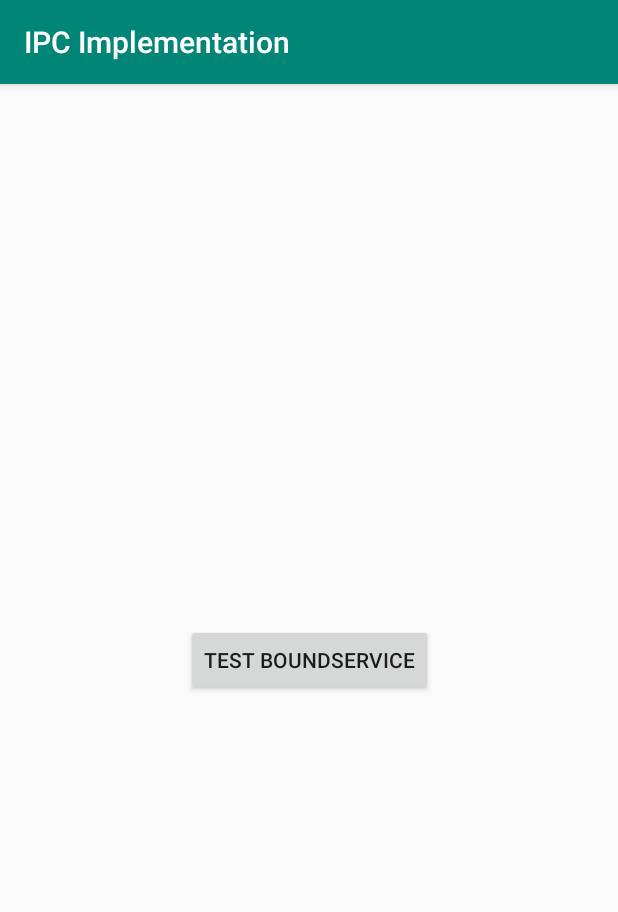
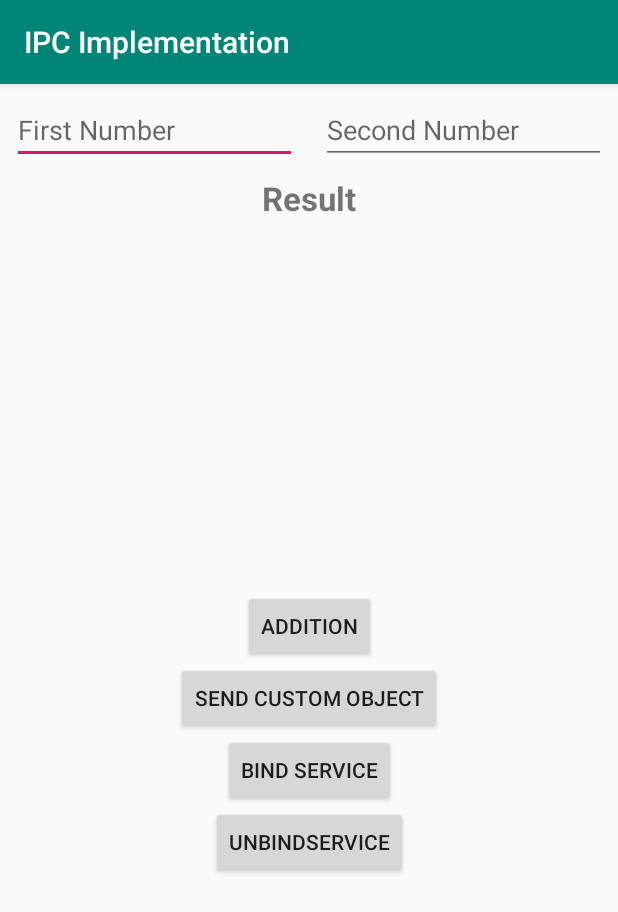
Before and after one commit to amirahmadadibi/IPCImplementation, an Android app: the screen it shows after launch (MainActivity before the commit, MassengerActivity after it), on a phone screen of 412 x 824 dp. Shown: the top 912 px of the screen. Run offline under Robolectric (Android 15) with nearby library versions, the phone set to English and light mode, and no system bars.

Commit message:
implementing IPC useing massenger

```diff
--- a/app/src/main/java/projects/com/amirahmadadibi/ipcimplementation/MainActivity.java
+++ b/app/src/main/java/projects/com/amirahmadadibi/ipcimplementation/MainActivity.java
@@ -14,33 +14,10 @@ import projects.com.amirahmadadibi.ipcimplementation.services.MyBoundService;
 
 public class MainActivity extends AppCompatActivity {
     public static final String TAG = "service";
-    private MyBoundService myBoundService;
-    private final ServiceConnection serviceConnection = new ServiceConnection() {
-        @Override
-        public void onServiceConnected(ComponentName name, IBinder service) {
-            MyBoundService.ServiceBinder serviceBinder = (MyBoundService.ServiceBinder) service;
-            myBoundService = serviceBinder.getService();
-            Log.i(TAG, "onServiceConnected: initialization complete");
-        }
-
-        @Override
-        public void onServiceDisconnected(ComponentName name) {
-            if (myBoundService != null) {
-                //cleaning up
-                myBoundService = null;
-            }
-            Log.i(TAG, "onServiceDisconnected: reset service filed");
-        }
-    };
-
 
     @Override
     protected void onStart() {
         super.onStart();
-        //binding process
-        Intent boundServiceIntent = new Intent(this, MyBoundService.class);
-        //Context.BIND_AUTO_CREATE -> automatic creation of service after binding
-        bindService(boundServiceIntent, serviceConnection, Context.BIND_AUTO_CREATE);
     }
 
     @Override
@@ -51,14 +28,11 @@ public class MainActivity extends AppCompatActivity {
 
 
     public void useBSNormaly(View view) {
-        Log.i(TAG, "useBSNormaly: " + myBoundService.doSomeWork());
     }
 
 
     @Override
     protected void onStop() {
         super.onStop();
-        unbindService(serviceConnection);
-        Log.i(TAG, "onStop: unbind BoundService");
     }
 }
--- /dev/null
+++ b/app/src/main/java/projects/com/amirahmadadibi/ipcimplementation/MassengerActivity.java
@@ -0,0 +1,90 @@
+package projects.com.amirahmadadibi.ipcimplementation;
+
+import android.content.ComponentName;
+import android.content.Intent;
+import android.content.ServiceConnection;
+import android.os.IBinder;
+import android.os.Message;
+import android.os.Messenger;
+import android.os.RemoteException;
+import android.support.v7.app.AppCompatActivity;
+import android.os.Bundle;
+import android.view.View;
+import android.widget.EditText;
+import android.widget.TextView;
+
+import projects.com.amirahmadadibi.ipcimplementation.model.Car;
+import projects.com.amirahmadadibi.ipcimplementation.services.MyBoundService;
+
+public class MassengerActivity extends AppCompatActivity {
+    private TextView mTxtResult;
+    private EditText mEdtNumber2;
+    private EditText mEdtNumber1;
+    private Messenger mMessenger;
+    private boolean isBinded = false;
+    private ServiceConnection serviceConnection = new ServiceConnection() {
+        @Override
+        public void onServiceConnected(ComponentName name, IBinder service) {
+            mMessenger = new Messenger(service);
+            isBinded = true;
+        }
+
+        @Override
+        public void onServiceDisconnected(ComponentName name) {
+            if (mMessenger != null) {
+                mMessenger = null;
+            }
+            isBinded = false;
+        }
+    };
+
+    @Override
+    protected void onStart() {
+        super.onStart();
+
+    }
+
+    @Override
+    protected void onCreate(Bundle savedInstanceState) {
+        super.onCreate(savedInstanceState);
+        setContentView(R.layout.activity_massenger);
+        mTxtResult = findViewById(R.id.txt_result);
+        mEdtNumber1 = findViewById(R.id.edt_num1);
+        mEdtNumber2 = findViewById(R.id.edt_num_2);
+
+    }
+
+    public void performAddOperation(View view) {
+        int num1 = Integer.valueOf(mEdtNumber1.getText().toString());
+        int num2 = Integer.valueOf(mEdtNumber2.getText().toString());
+//        mTxtResult.setText(myBoundService.addNumbers(num1,num2) + "");
+        Message messageToService = Message.obtain(null, 43);
+        Bundle bundle = new Bundle();
+        bundle.putInt("numOne", num1);
+        bundle.putInt("numTwo", num2);
+        messageToService.setData(bundle);
+        try {
+            mMessenger.send(messageToService);
+        } catch (RemoteException e) {
+            e.printStackTrace();
+        }
+    }
+
+    public void onBindService(View view) {
+        Intent intent = new Intent(this, MyBoundService.class);
+        bindService(intent, serviceConnection, BIND_AUTO_CREATE);
+    }
+
+    public void onUnBindService(View view) {
+        //it's not best practise
+        unbindService(serviceConnection);
+    }
+
+    public void sendObjectToBoundService(View view) {
+        Car car = new Car("red",1200);
+        Message message = Message.obtain(null,44);
+        message.setData();
+        mMessenger.send(car);
+
+    }
+}
--- /dev/null
+++ b/app/src/main/res/layout/activity_massenger.xml
@@ -0,0 +1,108 @@
+<?xml version="1.0" encoding="utf-8"?>
+<android.support.constraint.ConstraintLayout xmlns:android="http://schemas.android.com/apk/res/android"
+    xmlns:app="http://schemas.android.com/apk/res-auto"
+    xmlns:tools="http://schemas.android.com/tools"
+    android:layout_width="match_parent"
+    android:layout_height="match_parent"
+    tools:context=".MassengerActivity">
+
+    <EditText
+        android:id="@+id/edt_num_2"
+        android:layout_width="0dp"
+        android:layout_height="wrap_content"
+        android:layout_marginStart="8dp"
+        android:layout_marginTop="8dp"
+        android:layout_marginEnd="8dp"
+        android:ems="10"
+        android:hint="First Number"
+        android:inputType="number"
+        app:layout_constraintEnd_toStartOf="@+id/edt_num1"
+        app:layout_constraintHorizontal_bias="0.5"
+        app:layout_constraintHorizontal_chainStyle="spread"
+        app:layout_constraintStart_toStartOf="parent"
+        app:layout_constraintTop_toTopOf="parent" />
+
+    <EditText
+        android:id="@+id/edt_num1"
+        android:layout_width="0dp"
+        android:layout_height="wrap_content"
+        android:layout_marginStart="8dp"
+        android:layout_marginEnd="8dp"
+        android:ems="10"
+        android:hint="Second Number"
+        android:inputType="textPersonName"
+        app:layout_constraintEnd_toEndOf="parent"
+        app:layout_constraintHorizontal_bias="0.5"
+        app:layout_constraintStart_toEndOf="@+id/edt_num_2"
+        app:layout_constraintTop_toTopOf="@+id/edt_num_2" />
+
+    <Button
+        android:id="@+id/btn_addition"
+        android:layout_width="wrap_content"
+        android:layout_height="wrap_content"
+        android:layout_marginStart="8dp"
+        android:layout_marginTop="8dp"
+        android:layout_marginEnd="8dp"
+        android:onClick="performAddOperation"
+        android:text="Addition"
+        app:layout_constraintBottom_toTopOf="@+id/btn_send_custom_object"
+        app:layout_constraintEnd_toEndOf="parent"
+        app:layout_constraintStart_toStartOf="parent"
+        app:layout_constraintTop_toBottomOf="@+id/txt_result"
+        app:layout_constraintVertical_chainStyle="packed" />
+
+    <Button
+        android:id="@+id/btn_bind_service"
+        android:layout_width="wrap_content"
+        android:layout_height="wrap_content"
+        android:layout_marginStart="8dp"
+        android:layout_marginEnd="8dp"
+        android:onClick="onBindService"
+        android:text="Bind Service"
+        app:layout_constraintBottom_toTopOf="@+id/btn_unbind_service"
+        app:layout_constraintEnd_toEndOf="parent"
+        app:layout_constraintHorizontal_bias="0.5"
+        app:layout_constraintStart_toStartOf="parent"
+        app:layout_constraintTop_toBottomOf="@+id/btn_send_custom_object" />
+
+    <Button
+        android:id="@+id/btn_unbind_service"
+        android:layout_width="wrap_content"
+        android:layout_height="wrap_content"
+        android:layout_marginStart="8dp"
+        android:layout_marginEnd="8dp"
+        android:onClick="onUnBindService"
+        android:text="UnBindService"
+        app:layout_constraintBottom_toBottomOf="parent"
+        app:layout_constraintEnd_toEndOf="parent"
+        app:layout_constraintHorizontal_bias="0.5"
+        app:layout_constraintStart_toStartOf="parent"
+        app:layout_constraintTop_toBottomOf="@+id/btn_bind_service" />
+
+    <TextView
+        android:id="@+id/txt_result"
+        android:layout_width="wrap_content"
+        android:layout_height="wrap_content"
+        android:layout_marginStart="8dp"
+        android:layout_marginTop="8dp"
+        android:layout_marginEnd="8dp"
+        android:text="Result"
+        android:textSize="22sp"
+        android:textStyle="bold"
+        app:layout_constraintEnd_toEndOf="parent"
+        app:layout_constraintStart_toStartOf="parent"
+        app:layout_constraintTop_toBottomOf="@+id/edt_num_2" />
+
+    <Button
+        android:id="@+id/btn_send_custom_object"
+        android:layout_width="wrap_content"
+        android:layout_height="wrap_content"
+        android:layout_marginStart="8dp"
+        android:layout_marginEnd="8dp"
+        android:text="Send Custom Object"
+        app:layout_constraintBottom_toTopOf="@+id/btn_bind_service"
+        app:layout_constraintEnd_toEndOf="parent"
+        app:layout_constraintStart_toStartOf="parent"
+        app:layout_constraintTop_toBottomOf="@+id/btn_addition"
+        android:onClick="sendObjectToBoundService"/>
+</android.support.constraint.ConstraintLayout>
```
Also changed, not shown: app/src/main/AndroidManifest.xml (+11 -6 lines), app/src/main/java/projects/com/amirahmadadibi/ipcimplementation/model/Car.java (added, +27 -0 lines), app/src/main/java/projects/com/amirahmadadibi/ipcimplementation/services/MyBoundService.java (+30 -13 lines).
